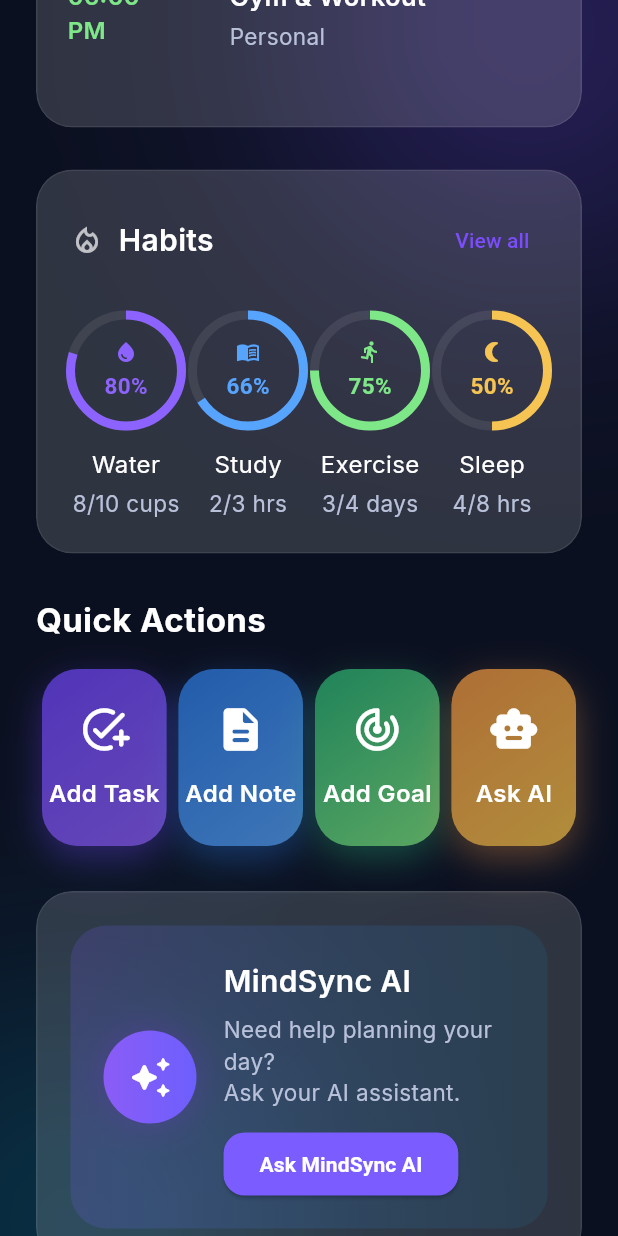
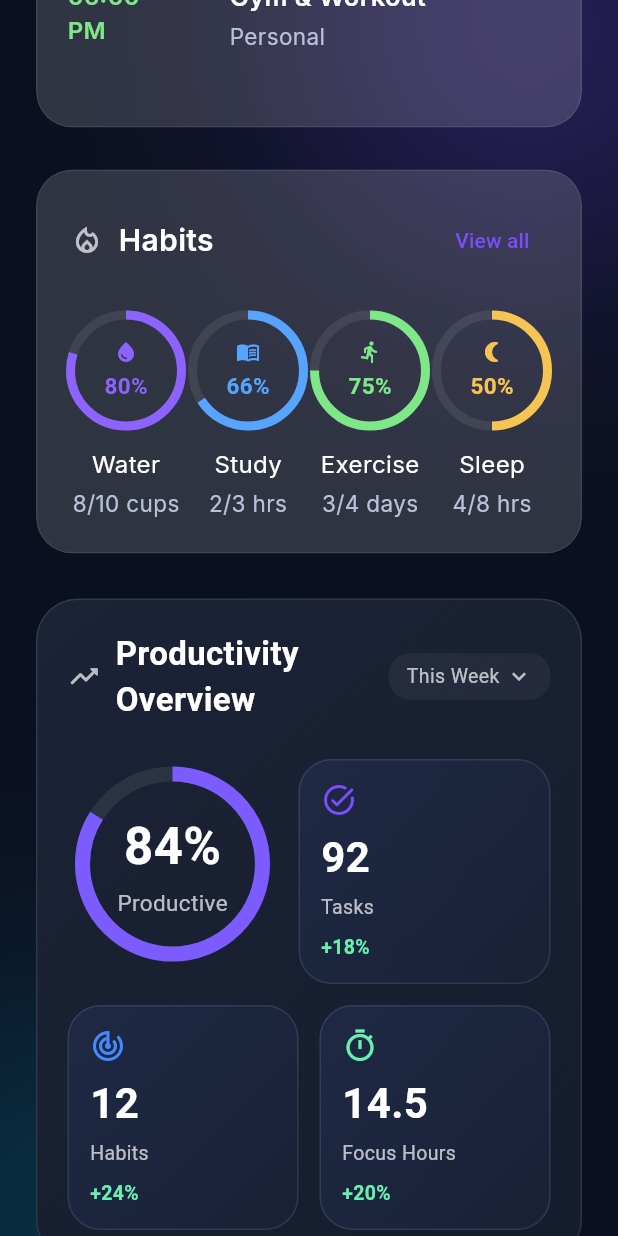
Before and after one commit to aadillllll/MindSync, a Flutter app: the screen it shows after launch, scrolled down 1728 dp, on a phone screen of 412 x 824 dp. Run offline on Flutter 3.47's test engine with Material 3 defaults, Android fonts, the light colour scheme and no system bars; our stand-ins replace google_fonts.

Commit message:
feat(productivity overview): added

```diff
--- a/frontend/lib/features/home/screens/home_screen.dart
+++ b/frontend/lib/features/home/screens/home_screen.dart
@@ -10,6 +10,7 @@ import '../widgets/schedule_section.dart';
 import '../widgets/habits_card.dart';
 import '../widgets/quick_actions.dart';
 import '../widgets/ai_assistant_card.dart';
+import '../widgets/productivity_section.dart';
 
 class HomeScreen extends StatelessWidget {
   const HomeScreen({super.key});
@@ -52,6 +53,11 @@ class HomeScreen extends StatelessWidget {
 
                 /// Habits
                 const HabitsCard(),
+                const SizedBox(height: 30),
+
+                const ProductivitySection(),
+
+                const SizedBox(height: 50),
 
                 const SizedBox(height: 28),
 
--- a/frontend/lib/features/home/widgets/productivity_card.dart
+++ b/frontend/lib/features/home/widgets/productivity_card.dart
@@ -0,0 +1,70 @@
+import 'package:flutter/material.dart';
+
+class ProductivityCard extends StatelessWidget {
+  final String title;
+  final String value;
+  final String change;
+  final Color backgroundColor;
+  final Color iconColor;
+  final IconData icon;
+
+  const ProductivityCard({
+    super.key,
+    required this.title,
+    required this.value,
+    required this.change,
+    required this.backgroundColor,
+    required this.iconColor,
+    required this.icon,
+  });
+
+  @override
+  Widget build(BuildContext context) {
+    return Expanded(
+      child: Container(
+        height: 140,
+        padding: const EdgeInsets.all(18),
+        decoration: BoxDecoration(
+          color: backgroundColor.withOpacity(.22),
+          borderRadius: BorderRadius.circular(22),
+          border: Border.all(color: Colors.white.withOpacity(.05)),
+        ),
+        child: Column(
+          crossAxisAlignment: CrossAxisAlignment.start,
+          children: [
+            Icon(icon, color: iconColor, size: 22),
+
+            const Spacer(),
+
+            Text(
+              value,
+              style: const TextStyle(
+                fontSize: 34,
+                fontWeight: FontWeight.bold,
+                color: Colors.white,
+              ),
+            ),
+
+            const SizedBox(height: 6),
+
+            Text(
+              title,
+              style: const TextStyle(color: Colors.white70, fontSize: 14),
+            ),
+
+            const SizedBox(height: 8),
+
+            Text(
+              change,
+              style: TextStyle(
+                color: iconColor,
+                fontWeight: FontWeight.w600,
+                fontSize: 13,
+              ),
+            ),
+          ],
+        ),
+      ),
+    );
+  }
+}
--- /dev/null
+++ b/frontend/lib/features/home/widgets/productivity_ring.dart
@@ -0,0 +1,56 @@
+import 'package:flutter/material.dart';
+
+class ProductivityRing extends StatelessWidget {
+  final double progress;
+  final int percentage;
+
+  ProductivityRing({
+    super.key,
+    required this.progress,
+    required this.percentage,
+  });
+
+  @override
+  Widget build(BuildContext context) {
+    return SizedBox(
+      width: 140,
+      height: 140,
+      child: Stack(
+        alignment: Alignment.center,
+        children: [
+          SizedBox(
+            width: 120,
+            height: 120,
+            child: CircularProgressIndicator(
+              value: progress,
+              strokeWidth: 10,
+              backgroundColor: Colors.white.withValues(alpha: 0.08),
+              valueColor: const AlwaysStoppedAnimation(Color(0xFF7C5CFF)),
+            ),
+          ),
+
+          Column(
+            mainAxisAlignment: MainAxisAlignment.center,
+            children: [
+              Text(
+                "$percentage%",
+                style: const TextStyle(
+                  color: Colors.white,
+                  fontSize: 34,
+                  fontWeight: FontWeight.bold,
+                ),
+              ),
+
+              const SizedBox(height: 2),
+
+              const Text(
+                "Productive",
+                style: TextStyle(color: Colors.white70, fontSize: 15),
+              ),
+            ],
+          ),
+        ],
+      ),
+    );
+  }
+}
--- /dev/null
+++ b/frontend/lib/features/home/widgets/productivity_section.dart
@@ -0,0 +1,137 @@
+import 'package:flutter/material.dart';
+
+import 'productivity_ring.dart';
+import 'productivity_stat_card.dart';
+
+class ProductivitySection extends StatelessWidget {
+  const ProductivitySection({super.key});
+
+  @override
+  Widget build(BuildContext context) {
+    return Container(
+      padding: const EdgeInsets.all(20),
+      decoration: BoxDecoration(
+        borderRadius: BorderRadius.circular(28),
+        gradient: const LinearGradient(
+          begin: Alignment.topLeft,
+          end: Alignment.bottomRight,
+          colors: [Color(0xFF1B2336), Color(0xFF151C2D)],
+        ),
+        border: Border.all(color: Colors.white10),
+      ),
+      child: Column(
+        crossAxisAlignment: CrossAxisAlignment.start,
+        children: [
+          // Header
+          Row(
+            children: [
+              const Icon(
+                Icons.trending_up_rounded,
+                color: Colors.white70,
+                size: 22,
+              ),
+              const SizedBox(width: 10),
+
+              const Expanded(
+                child: Text(
+                  "Productivity Overview",
+                  style: TextStyle(
+                    color: Colors.white,
+                    fontSize: 22,
+                    fontWeight: FontWeight.bold,
+                  ),
+                ),
+              ),
+
+              Container(
+                padding: const EdgeInsets.symmetric(
+                  horizontal: 12,
+                  vertical: 6,
+                ),
+                decoration: BoxDecoration(
+                  color: Colors.white.withValues(alpha: 0.05),
+                  borderRadius: BorderRadius.circular(14),
+                ),
+                child: const Row(
+                  mainAxisSize: MainAxisSize.min,
+                  children: [
+                    Text(
+                      "This Week",
+                      style: TextStyle(color: Colors.white70, fontSize: 13),
+                    ),
+                    SizedBox(width: 4),
+                    Icon(
+                      Icons.keyboard_arrow_down,
+                      color: Colors.white70,
+                      size: 18,
+                    ),
+                  ],
+                ),
+              ),
+            ],
+          ),
+
+          const SizedBox(height: 24),
+
+          // First Row
+          Row(
+            crossAxisAlignment: CrossAxisAlignment.start,
+            children: [
+              ProductivityRing(progress: 0.84, percentage: 84),
+
+              const SizedBox(width: 14),
+
+              Expanded(
+                child: SizedBox(
+                  height: 150,
+                  child: ProductivityStatCard(
+                    icon: Icons.task_alt_rounded,
+                    iconColor: Colors.deepPurpleAccent,
+                    value: "92",
+                    title: "Tasks",
+                    progress: "+18%",
+                  ),
+                ),
+              ),
+            ],
+          ),
+
+          const SizedBox(height: 14),
+
+          // Second Row
+          Row(
+            children: [
+              Expanded(
+                child: SizedBox(
+                  height: 150,
+                  child: ProductivityStatCard(
+                    icon: Icons.track_changes,
+                    iconColor: Colors.blueAccent,
+                    value: "12",
+                    title: "Habits",
+                    progress: "+24%",
+                  ),
+                ),
+              ),
+
+              const SizedBox(width: 14),
+
+              Expanded(
+                child: SizedBox(
+                  height: 150,
+                  child: ProductivityStatCard(
+                    icon: Icons.timer_outlined,
+                    iconColor: Colors.greenAccent,
+                    value: "14.5",
+                    title: "Focus Hours",
+                    progress: "+20%",
+                  ),
+                ),
+              ),
+            ],
+          ),
+        ],
+      ),
+    );
+  }
+}
--- /dev/null
+++ b/frontend/lib/features/home/widgets/productivity_stat_card.dart
@@ -0,0 +1,70 @@
+import 'package:flutter/material.dart';
+
+class ProductivityStatCard extends StatelessWidget {
+  final IconData icon;
+  final Color iconColor;
+  final String value;
+  final String title;
+  final String progress;
+
+  const ProductivityStatCard({
+    super.key,
+    required this.icon,
+    required this.iconColor,
+    required this.value,
+    required this.title,
+    required this.progress,
+  });
+
+  @override
+  Widget build(BuildContext context) {
+    return Container(
+      width: double.infinity,
+      padding: const EdgeInsets.all(14),
+      decoration: BoxDecoration(
+        borderRadius: BorderRadius.circular(22),
+        gradient: const LinearGradient(
+          begin: Alignment.topLeft,
+          end: Alignment.bottomRight,
+          colors: [Color(0xFF1F2945), Color(0xFF182135)],
+        ),
+        border: Border.all(color: Colors.white10),
+      ),
+      child: Column(
+        crossAxisAlignment: CrossAxisAlignment.start,
+        children: [
+          Icon(icon, color: iconColor, size: 24),
+
+          const Spacer(),
+
+          Text(
+            value,
+            style: const TextStyle(
+              color: Colors.white,
+              fontSize: 28,
+              fontWeight: FontWeight.bold,
+            ),
+          ),
+
+          const SizedBox(height: 4),
+
+          Text(
+            title,
+            style: const TextStyle(color: Colors.white70, fontSize: 13),
+          ),
+
+          const SizedBox(height: 8),
+
+          Text(
+            progress,
+            style: TextStyle(
+              color: Colors.greenAccent.shade200,
+              fontSize: 13,
+              fontWeight: FontWeight.w600,
+            ),
+          ),
+        ],
+      ),
+    );
+  }
+}
```
